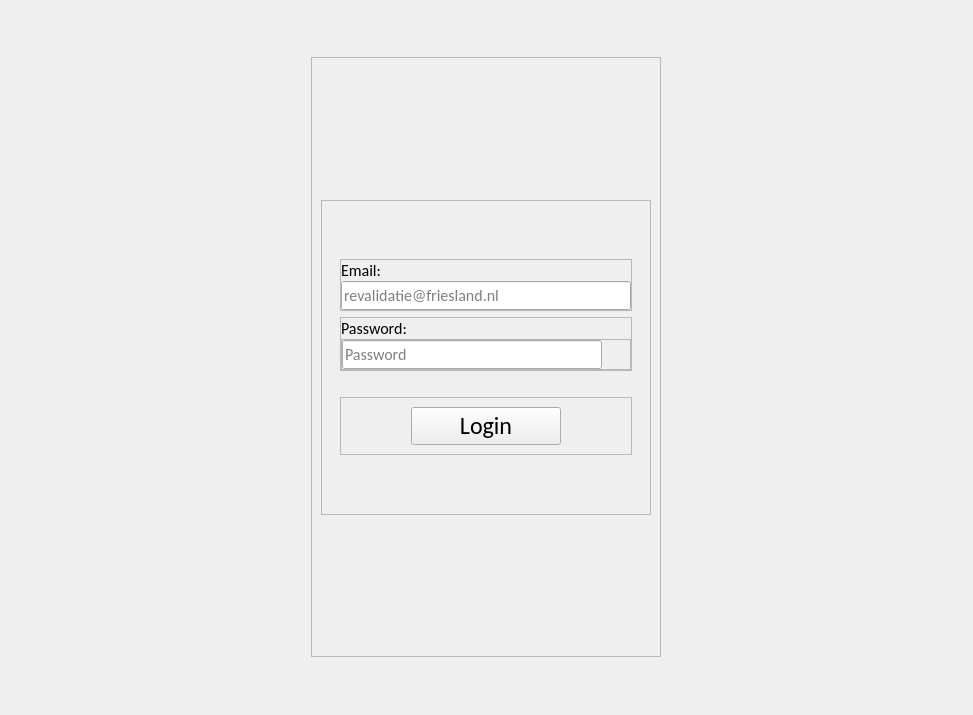
Before: the Qt Designer form layout/loginSection.ui in Baeshee/IPMEDTH-Frontend, drawn with Qt 5.
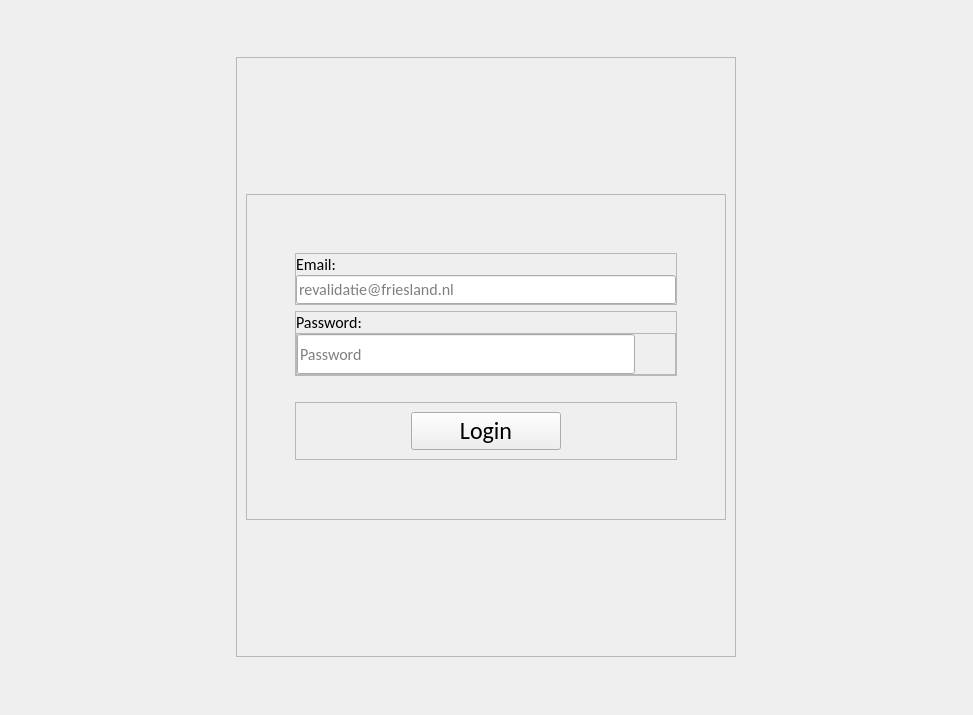
After: the same form once the commit is applied. Icons and pictures are not drawn.

Diff of the .ui file:
```diff
--- a/layout/loginSection.ui
+++ b/layout/loginSection.ui
@@ -36,7 +36,7 @@
        <widget class="QFrame" name="horizontalLayout">
         <property name="maximumSize">
          <size>
-          <width>350</width>
+          <width>500</width>
           <height>600</height>
          </size>
         </property>
@@ -241,10 +241,16 @@
                   </item>
                   <item>
                    <widget class="QFrame" name="fieldContainer">
+                    <property name="minimumSize">
+                     <size>
+                      <width>0</width>
+                      <height>30</height>
+                     </size>
+                    </property>
                     <property name="maximumSize">
                      <size>
                       <width>400</width>
-                      <height>60</height>
+                      <height>100</height>
                      </size>
                     </property>
                     <property name="frameShape">
@@ -271,15 +277,21 @@
                      </property>
                      <item>
                       <widget class="QLineEdit" name="passwordField">
+                       <property name="sizePolicy">
+                        <sizepolicy hsizetype="Preferred" vsizetype="Fixed">
+                         <horstretch>0</horstretch>
+                         <verstretch>0</verstretch>
+                        </sizepolicy>
+                       </property>
                        <property name="minimumSize">
                         <size>
                          <width>0</width>
-                         <height>25</height>
+                         <height>40</height>
                         </size>
                        </property>
                        <property name="maximumSize">
                         <size>
-                         <width>260</width>
+                         <width>16777215</width>
                          <height>16777215</height>
                         </size>
                        </property>
```
